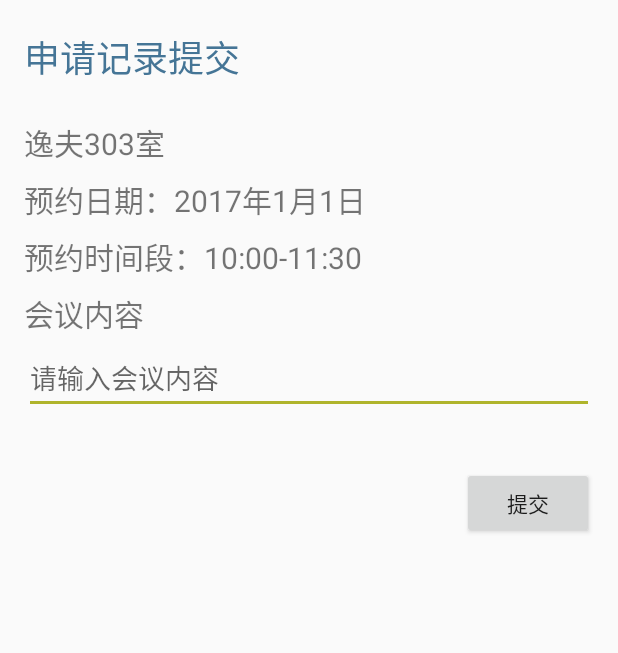
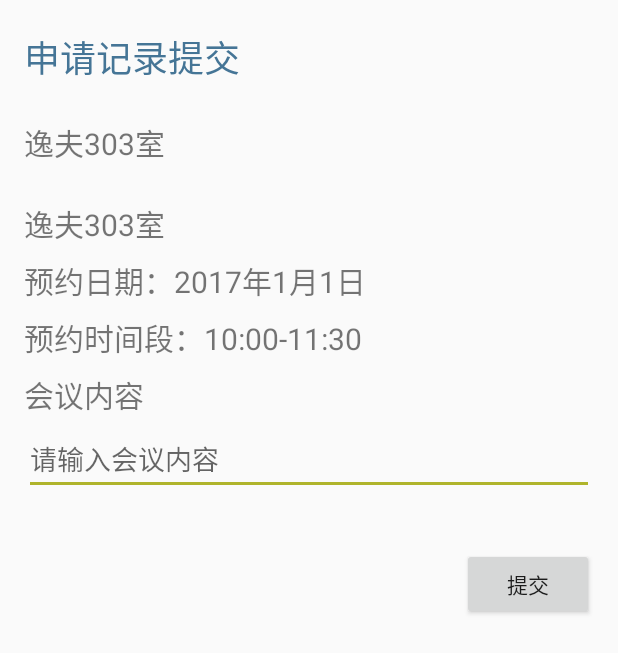
Before and after one commit to nebulae-pass/Booking, an Android app: the layout activity_commit.xml on its own in the app's theme, with its tools: preview values and no code run, on a phone screen of 412 x 824 dp. Shown: the top 653 px of the screen. Run offline under Robolectric (Android 15) with nearby library versions, the phone set to English and light mode, and no system bars; network calls fail.

Commit message:
fix bugs

```diff
--- a/app/src/main/java/com/graduation/design/bestellen/BestellenApp.kt
+++ b/app/src/main/java/com/graduation/design/bestellen/BestellenApp.kt
@@ -19,8 +19,6 @@ class BestellenApp : Application() {
                 Account.account = user.account
                 Account.name = user.name
             },onFailed = {})
-
-
         }
     }
 }
--- a/app/src/main/java/com/graduation/design/bestellen/base/BaseActivity.kt
+++ b/app/src/main/java/com/graduation/design/bestellen/base/BaseActivity.kt
@@ -100,7 +100,7 @@ abstract class BaseActivity : AppCompatActivity() {
 
     private fun showUserMenu() {
         val popupWindow = PopupWindow(this)
-        val view = LayoutInflater.from(this).inflate(R.layout.menu_layout_user, topLayout, false)
+        val view = LayoutInflater.from(this).inflate(R.layout.menu_layout_user, findViewById(android.R.id.content) as ViewGroup, false)
         val account = view.findViewById(R.id.user_id) as TextView
         val name = view.findViewById(R.id.user_name) as TextView
         val setting = view.findViewById(R.id.setting)
@@ -125,7 +125,7 @@ abstract class BaseActivity : AppCompatActivity() {
         }
         popupWindow.contentView = view
         popupWindow.isOutsideTouchable = true
-        popupWindow.showAtLocation(findViewById(android.R.id.content), Gravity.END or Gravity.TOP, -10, getStatusBarHeight() + supportActionBar!!.height)
+        popupWindow.showAtLocation(findViewById(android.R.id.content), Gravity.END or Gravity.TOP, -10, supportActionBar!!.height)
     }
 
     private fun getNameDrawable(): Drawable {
--- a/app/src/main/java/com/graduation/design/bestellen/common/StringPreference.kt
+++ b/app/src/main/java/com/graduation/design/bestellen/common/StringPreference.kt
@@ -7,6 +7,7 @@ import kotlin.reflect.KProperty
 
 /**
  * Created by pan on 2017/6/2.
+ * String preference
  */
 class StringPreference(val context: Context, val name: String, val default: String) : ReadWriteProperty<Any, String> {
     val prefs: SharedPreferences by lazy {
--- a/app/src/main/java/com/graduation/design/bestellen/data/RemoteDataRepository.kt
+++ b/app/src/main/java/com/graduation/design/bestellen/data/RemoteDataRepository.kt
@@ -9,8 +9,8 @@ import retrofit2.converter.gson.GsonConverterFactory
  * base remote repository
  */
 open class RemoteDataRepository {
-//    val BASE_URL = "http://10.0.2.2:6789/"
-    val BASE_URL = "http://www.jlulearn.cn:6789/"
+    val BASE_URL = "http://10.0.2.2:6789/"
+//    val BASE_URL = "http://www.jlulearn.cn:6789/"
 
     open val mRetrofit: Retrofit = Retrofit.Builder()
             .baseUrl(BASE_URL)
--- a/app/src/main/java/com/graduation/design/bestellen/function/commit/CommitActivity.kt
+++ b/app/src/main/java/com/graduation/design/bestellen/function/commit/CommitActivity.kt
@@ -6,6 +6,7 @@ import android.os.Bundle
 import android.support.v7.app.AppCompatActivity
 import com.graduation.design.bestellen.R
 import com.graduation.design.bestellen.base.BaseToolbarActivity
+import com.graduation.design.bestellen.common.Account
 import com.graduation.design.bestellen.common.LoadingDialog
 import com.graduation.design.bestellen.common.Utils
 import com.graduation.design.bestellen.model.OccupyTime
@@ -60,7 +61,10 @@ class CommitActivity : BaseToolbarActivity(), CommitContract.View {
         val date = intent.getStringExtra("date")
         val occupy = intent.getParcelableExtra<OccupyTime>("occupy")
 
+        supportActionBar?.title = "提交记录"
+
         roomNameText.text = detail.name
+        applyPeople.text = getString(R.string.apply_people, Account.name)
         dateText.text = getString(R.string.apply_date, date)
         periodText.text = getString(R.string.apply_time, Utils.getTime(occupy.start), Utils.getTime(occupy.end + 1))
 
--- a/app/src/main/java/com/graduation/design/bestellen/function/setting/SettingActivity.kt
+++ b/app/src/main/java/com/graduation/design/bestellen/function/setting/SettingActivity.kt
@@ -2,12 +2,12 @@ package com.graduation.design.bestellen.function.setting
 
 import android.os.Bundle
 import com.graduation.design.bestellen.R
-import com.graduation.design.bestellen.base.BaseActivity
+import com.graduation.design.bestellen.base.BaseToolbarActivity
 import com.graduation.design.bestellen.common.Account
 import com.graduation.design.bestellen.data.LocalDataRepository
 import kotlinx.android.synthetic.main.activity_setting.*
 
-class SettingActivity : BaseActivity() {
+class SettingActivity : BaseToolbarActivity() {
 
     override fun onCreate(savedInstanceState: Bundle?) {
         super.onCreate(savedInstanceState)
@@ -15,6 +15,7 @@ class SettingActivity : BaseActivity() {
     }
 
     override fun initViews() {
+        supportActionBar?.setDisplayHomeAsUpEnabled(true)
         supportActionBar?.title = "账户设置"
     }
 
--- a/app/src/main/res/layout/activity_commit.xml
+++ b/app/src/main/res/layout/activity_commit.xml
@@ -19,6 +19,16 @@
 
     <TextView
         android:id="@+id/roomNameText"
+        android:layout_width="wrap_content"
+        android:layout_height="wrap_content"
+        android:layout_marginLeft="16dp"
+        android:layout_marginRight="16dp"
+        android:layout_marginTop="24dp"
+        android:textSize="20sp"
+        tools:text="逸夫303室"/>
+
+    <TextView
+        android:id="@+id/applyPeople"
         android:layout_width="wrap_content"
         android:layout_height="wrap_content"
         android:layout_marginLeft="16dp"
@@ -66,12 +76,12 @@
         android:hint="@string/please_input_content"/>
 
     <TextView
+        android:id="@+id/errorText"
+        android:layout_width="wrap_content"
+        android:layout_height="wrap_content"
         android:layout_gravity="center"
-        android:id="@+id/errorText"
         android:layout_marginTop="8dp"
-        android:textColor="@android:color/holo_red_dark"
-        android:layout_width="wrap_content"
-        android:layout_height="wrap_content"/>
+        android:textColor="@android:color/holo_red_dark"/>
 
     <android.support.v7.widget.AppCompatButton
         android:id="@+id/commitButton"
--- a/app/src/main/res/layout/activity_main.xml
+++ b/app/src/main/res/layout/activity_main.xml
@@ -5,7 +5,6 @@
     xmlns:tools="http://schemas.android.com/tools"
     android:layout_width="match_parent"
     android:layout_height="match_parent"
-    android:id="@+id/topLayout"
     tools:context=".function.main.MainActivity">
 
     <android.support.design.widget.AppBarLayout
--- a/app/src/main/res/layout/item_reservation.xml
+++ b/app/src/main/res/layout/item_reservation.xml
@@ -50,6 +50,7 @@
         android:layout_marginBottom="16dp"
         android:layout_marginLeft="16dp"
         android:layout_marginTop="8dp"
+        android:drawablePadding="4dp"
         android:drawableLeft="@drawable/ic_capacity"
         android:gravity="center"
         android:textSize="14sp"
--- a/app/src/main/res/layout/layout_empty_record.xml
+++ b/app/src/main/res/layout/layout_empty_record.xml
@@ -6,7 +6,7 @@
 
     <TextView
         android:layout_gravity="center"
-        android:text="@string/not_log_in"
+        android:text="@string/no_record"
         android:textSize="20sp"
         android:layout_width="wrap_content"
         android:layout_height="wrap_content"/>
--- a/app/src/main/res/values/strings.xml
+++ b/app/src/main/res/values/strings.xml
@@ -33,6 +33,7 @@
     <string name="commit">提交</string>
     <string name="apply_commit">申请记录提交</string>
     <string name="apply_date">预约日期：%1$s</string>
+    <string name="apply_people">申请人：%1$s</string>
     <string name="apply_time">预约时间段：%1$s-%2$s</string>
     <string name="meeting_content">会议内容</string>
     <string name="please_input_content">请输入会议内容</string>
```
Also changed, not shown: app/src/main/java/com/graduation/design/bestellen/common/CommonPreference.kt (added, +23 -0 lines), app/src/main/java/com/graduation/design/bestellen/function/main/MainActivity.kt (+9 -0 lines), app/src/main/java/com/graduation/design/bestellen/function/main/record/RecordPresenter.kt (+11 -2 lines).
